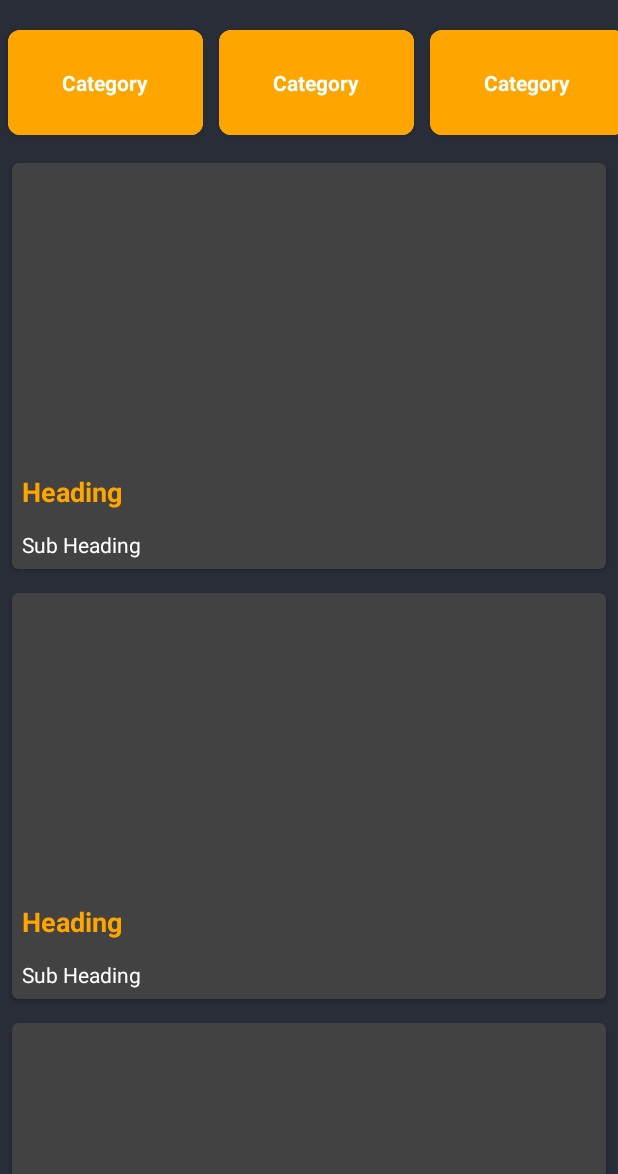
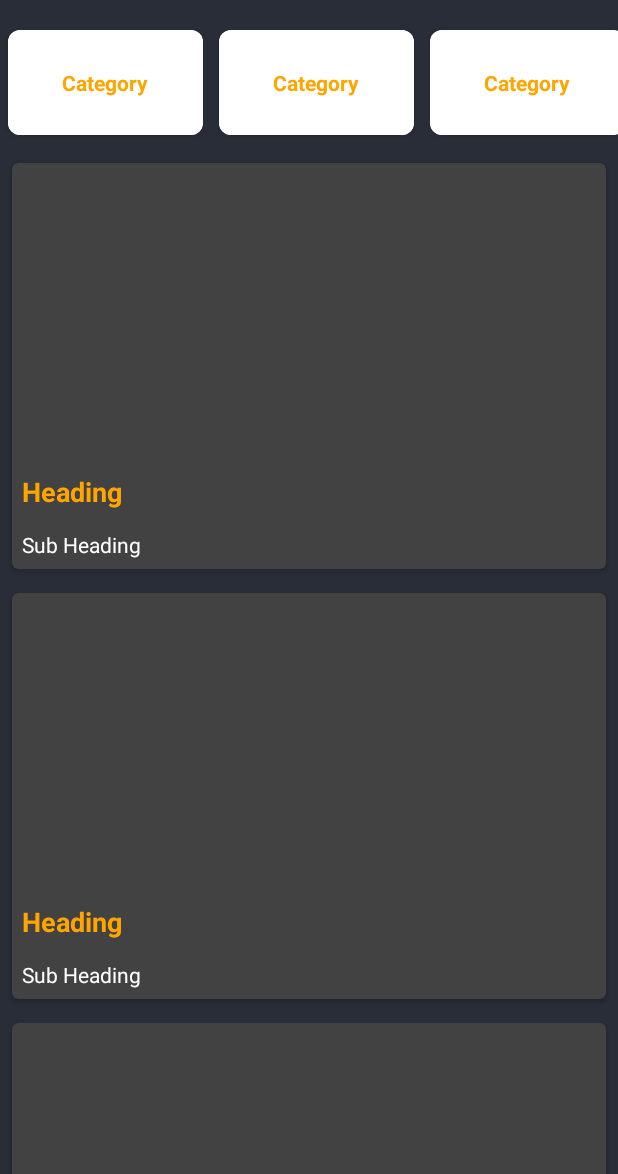
Before and after one commit to kuljeetpindoria/GlobeToday, an Android app: the layout activity_main.xml on its own in the app's theme, with its tools: preview values and no code run, on a phone screen of 412 x 824 dp, the part 62-1236 px from its top. Run offline under Robolectric (Android 15) with nearby library versions, the phone set to English and light mode, and no system bars.

```diff
--- a/app/src/main/AndroidManifest.xml
+++ b/app/src/main/AndroidManifest.xml
@@ -11,7 +11,7 @@
         android:roundIcon="@mipmap/ic_launcher_round"
         android:supportsRtl="true"
         android:theme="@style/Theme.GlobeToday">
-        <activity android:name=".NewsDetail"></activity>
+        <activity android:name=".NewsDetail" />
         <activity android:name=".MainActivity">
             <intent-filter>
                 <action android:name="android.intent.action.MAIN" />
--- a/app/src/main/res/layout/categories.xml
+++ b/app/src/main/res/layout/categories.xml
@@ -15,7 +15,7 @@
             android:layout_width="match_parent"
             android:layout_height="match_parent"
             android:id="@+id/IVCatergories"
-            android:src="@color/yellow"
+            android:src="@color/white"
             android:scaleType="centerCrop"/>
 
         <TextView
@@ -26,7 +26,7 @@
             android:text="Category"
             android:textAlignment="center"
             android:padding="3dp"
-            android:textColor="@color/white"
+            android:textColor="@color/yellow"
             android:textStyle="bold"
             android:id="@+id/TVCategories"/>
     </RelativeLayout>
```
Also changed, not shown: app/src/main/java/com/example/globetoday/NewsDetail.java (+6 -3 lines), app/src/main/res/layout/activity_web_view.xml (added, +16 -0 lines).
